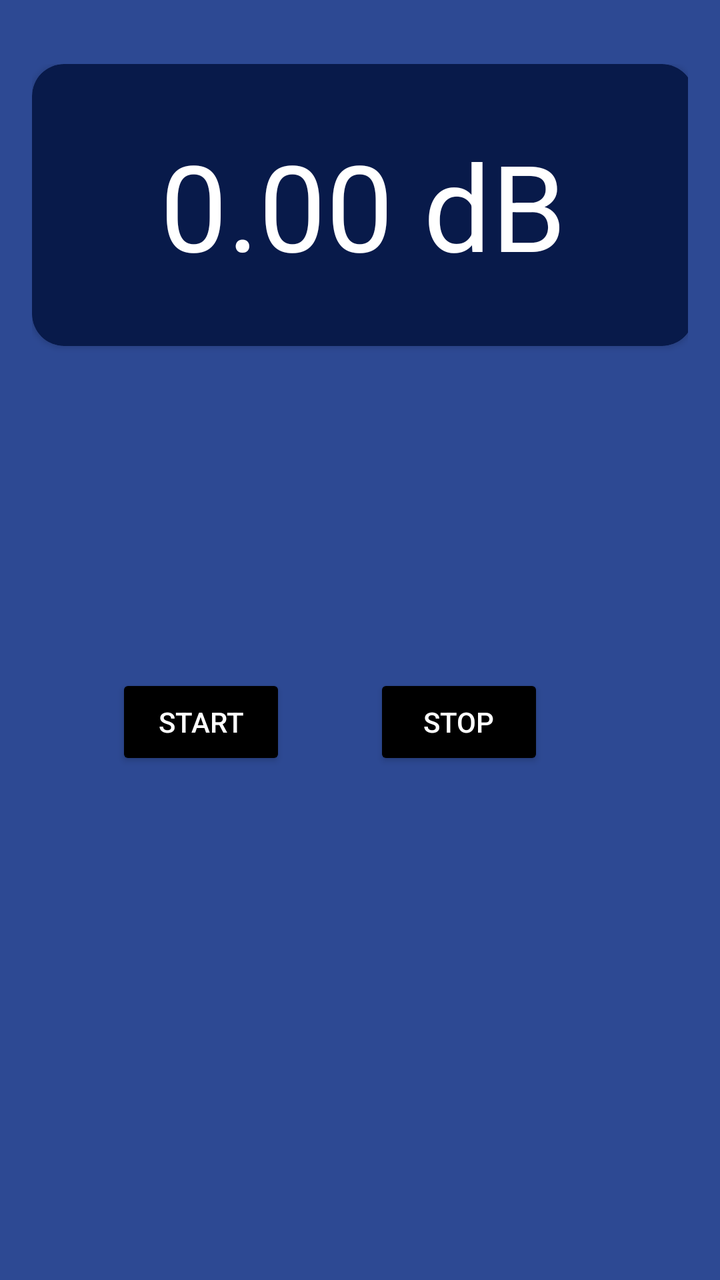
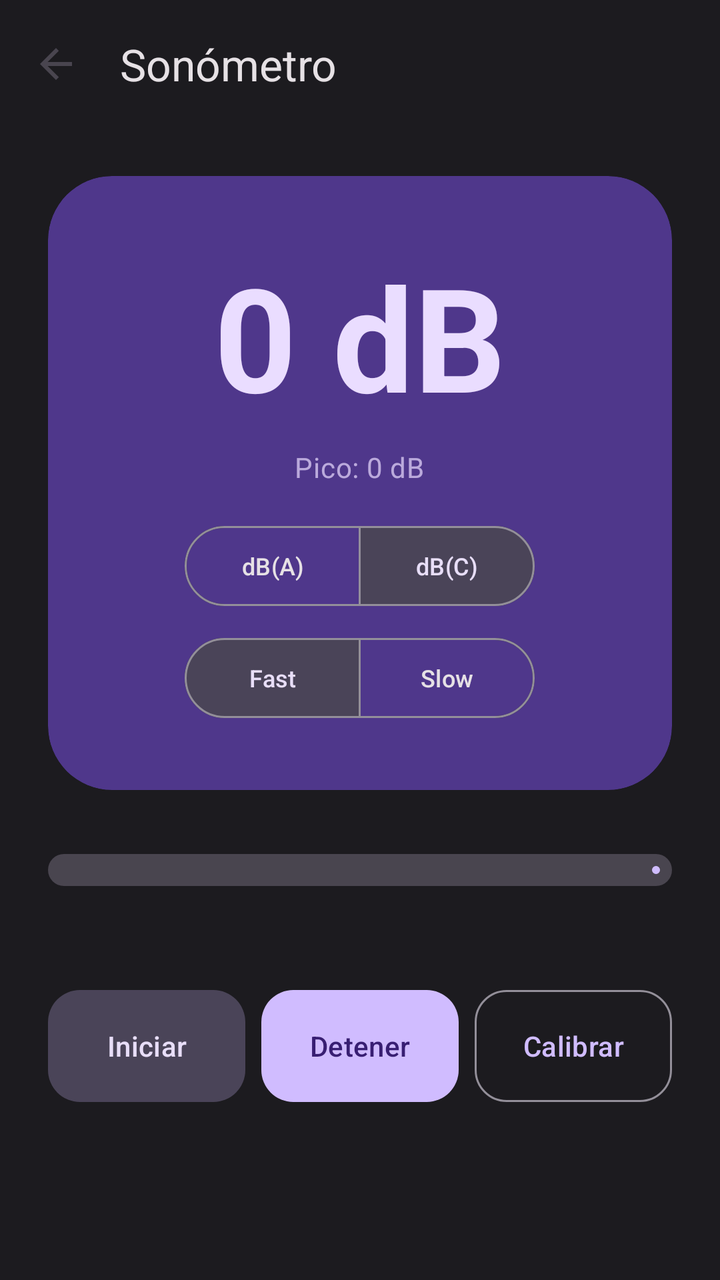

Before-and-after screenshots of an Android layout around one commit, followed by the original layout XML and the change that was made.
<!-- AndroidManifest.xml: application theme Theme.SoundGuyToolkit -->
<!-- res/layout/activity_sonometro.xml -->
<?xml version="1.0" encoding="utf-8"?>
<androidx.constraintlayout.widget.ConstraintLayout xmlns:android="http://schemas.android.com/apk/res/android"
    xmlns:app="http://schemas.android.com/apk/res-auto"
    xmlns:tools="http://schemas.android.com/tools"
    android:layout_width="match_parent"
    android:layout_height="match_parent"
    android:background="@color/background_todo_app"
    android:paddingHorizontal="16dp"
    android:paddingVertical="32dp"
    tools:context=".SonometroActivity">

    <androidx.cardview.widget.CardView
        android:id="@+id/cardView"
        android:layout_width="331dp"
        android:layout_height="141dp"
        app:cardBackgroundColor="@color/background_card"
        app:cardCornerRadius="16dp"
        tools:ignore="MissingConstraints"
        tools:layout_editor_absoluteX="16dp"
        tools:layout_editor_absoluteY="91dp">

        <androidx.appcompat.widget.LinearLayoutCompat
            android:layout_width="match_parent"
            android:layout_height="match_parent"
            android:gravity="center">

            <TextView
                android:id="@+id/result_text_view"
                android:layout_width="wrap_content"
                android:layout_height="wrap_content"
                android:text="0.00 dB"
                android:textColor="@color/white"
                android:textSize="60sp"
                tools:ignore="HardcodedText">

            </TextView>
        </androidx.appcompat.widget.LinearLayoutCompat>


    </androidx.cardview.widget.CardView>


    <LinearLayout
        android:id="@+id/linearLayout"
        android:layout_width="wrap_content"
        android:layout_height="wrap_content"
        android:gravity="center_horizontal"
        android:orientation="horizontal"
        tools:ignore="MissingConstraints"
        tools:layout_editor_absoluteX="16dp"
        tools:layout_editor_absoluteY="96dp"/>

    <androidx.appcompat.widget.AppCompatButton
        android:id="@+id/start_button"
        android:layout_width="85dp"
        android:layout_height="48dp"
        android:layout_marginTop="164dp"
        android:text="@string/start"
        android:backgroundTint="@color/black"
        android:textColor="@color/white"
        app:layout_constraintEnd_toStartOf="@+id/stop_button"
        app:layout_constraintHorizontal_bias="0.49"
        app:layout_constraintStart_toStartOf="parent"
        app:layout_constraintTop_toBottomOf="@+id/cardView"
        />

    <androidx.appcompat.widget.AppCompatButton
        android:id="@+id/stop_button"
        android:layout_width="85dp"
        android:layout_height="48dp"
        android:layout_marginTop="164dp"
        android:layout_marginEnd="72dp"
        android:backgroundTint="@color/black"
        android:text="@string/stop"
        android:textColor="@color/white"
        app:layout_constraintEnd_toEndOf="parent"
        app:layout_constraintTop_toBottomOf="@+id/cardView"
        />

</androidx.constraintlayout.widget.ConstraintLayout>
<!-- resources referenced by this layout -->
<resources>
  <color name="background_card">#FF081A4A</color>
  <color name="background_todo_app">#FF2D4993</color>
  <color name="black">#FF000000</color>
  <color name="white">#FFFFFFFF</color>
  <string name="start">Start</string>
  <string name="stop">Stop</string>
  <style name="Theme.SoundGuyToolkit" parent="Theme.MaterialComponents.DayNight.DarkActionBar">
          <item name="colorPrimaryDark">#000000</item>
          
          <item name="colorPrimary">@color/purple_500</item>
          <item name="colorPrimaryVariant">@color/purple_700</item>
          <item name="colorOnPrimary">@color/white</item>
          
          <item name="colorSecondary">@color/teal_200</item>
          <item name="colorSecondaryVariant">@color/teal_700</item>
          <item name="colorOnSecondary">@color/black</item>
          
          <item name="android:statusBarColor">?attr/colorPrimaryVariant</item>
          
          <item name="android:textColorPrimary">#FFFFFF</item>
          <item name="android:textColorSecondary">#FFFFFF</item>
      </style>
  <color name="purple_500">#000000</color>
  <color name="purple_700">#000000</color>
  <color name="teal_200">#FF03DAC5</color>
  <color name="teal_700">#FF018786</color>
</resources>

<!-- the commit's change to res/layout/activity_sonometro.xml (unified diff, before → after) -->
@@ -1,80 +1,178 @@
 <?xml version="1.0" encoding="utf-8"?>
-<androidx.constraintlayout.widget.ConstraintLayout xmlns:android="http://schemas.android.com/apk/res/android"
+<androidx.coordinatorlayout.widget.CoordinatorLayout xmlns:android="http://schemas.android.com/apk/res/android"
     xmlns:app="http://schemas.android.com/apk/res-auto"
     xmlns:tools="http://schemas.android.com/tools"
     android:layout_width="match_parent"
     android:layout_height="match_parent"
-    android:background="@color/background_todo_app"
-    android:paddingHorizontal="16dp"
-    android:paddingVertical="32dp"
+    android:background="?attr/colorSurface"
     tools:context=".SonometroActivity">
 
-    <androidx.cardview.widget.CardView
-        android:id="@+id/cardView"
-        android:layout_width="331dp"
-        android:layout_height="141dp"
-        app:cardBackgroundColor="@color/background_card"
-        app:cardCornerRadius="16dp"
-        tools:ignore="MissingConstraints"
-        tools:layout_editor_absoluteX="16dp"
-        tools:layout_editor_absoluteY="91dp">
+    <com.google.android.material.appbar.AppBarLayout
+        android:layout_width="match_parent"
+        android:layout_height="wrap_content"
+        android:background="?attr/colorSurface">
 
-        <androidx.appcompat.widget.LinearLayoutCompat
+        <com.google.android.material.appbar.MaterialToolbar
+            android:id="@+id/toolbar"
             android:layout_width="match_parent"
-            android:layout_height="match_parent"
-            android:gravity="center">
+            android:layout_height="?attr/actionBarSize"
+            app:navigationIcon="?attr/homeAsUpIndicator"
+            app:title="Sonómetro"
+            app:titleTextColor="?attr/colorOnSurface" />
 
-            <TextView
-                android:id="@+id/result_text_view"
-                android:layout_width="wrap_content"
+    </com.google.android.material.appbar.AppBarLayout>
+
+    <androidx.constraintlayout.widget.ConstraintLayout
+        android:layout_width="match_parent"
+        android:layout_height="match_parent"
+        android:padding="24dp"
+        app:layout_behavior="@string/appbar_scrolling_view_behavior">
+
+        <com.google.android.material.card.MaterialCardView
+            android:id="@+id/card_display"
+            style="?attr/materialCardViewFilledStyle"
+            android:layout_width="match_parent"
+            android:layout_height="wrap_content"
+            app:cardBackgroundColor="?attr/colorPrimaryContainer"
+            app:cardCornerRadius="32dp"
+            app:layout_constraintTop_toTopOf="parent">
+
+            <LinearLayout
+                android:layout_width="match_parent"
                 android:layout_height="wrap_content"
-                android:text="0.00 dB"
-                android:textColor="@color/white"
-                android:textSize="60sp"
-                tools:ignore="HardcodedText">
+                android:gravity="center"
+                android:orientation="vertical"
+                android:padding="32dp">
 
-            </TextView>
-        </androidx.appcompat.widget.LinearLayoutCompat>
+                <TextView
+                    android:id="@+id/result_text_view"
+                    android:layout_width="wrap_content"
+                    android:layout_height="wrap_content"
+                    android:text="0 dB"
+                    android:textAppearance="?attr/textAppearanceHeadlineLarge"
+                    android:textColor="?attr/colorOnPrimaryContainer"
+                    android:textSize="72sp"
+                    android:textStyle="bold" />
 
+                <TextView
+                    android:id="@+id/tv_peak"
+                    android:layout_width="wrap_content"
+                    android:layout_height="wrap_content"
+                    android:layout_marginTop="8dp"
+                    android:text="Pico: 0 dB"
+                    android:textAppearance="?attr/textAppearanceBodyMedium"
+                    android:textColor="?attr/colorOnPrimaryContainer"
+                    android:alpha="0.7" />
 
-    </androidx.cardview.widget.CardView>
+                <com.google.android.material.button.MaterialButtonToggleGroup
+                    android:id="@+id/toggle_weighting"
+                    android:layout_width="wrap_content"
+                    android:layout_height="wrap_content"
+                    android:layout_marginTop="16dp"
+                    app:checkedButton="@+id/btn_dbc"
+                    app:singleSelection="true">
 
+                    <com.google.android.material.button.MaterialButton
+                        android:id="@+id/btn_dba"
+                        style="@style/Widget.Material3.Button.OutlinedButton"
+                        android:layout_width="wrap_content"
+                        android:layout_height="wrap_content"
+                        android:text="@string/dba"
+                        android:textSize="12sp" />
 
-    <LinearLayout
-        android:id="@+id/linearLayout"
-        android:layout_width="wrap_content"
-        android:layout_height="wrap_content"
-        android:gravity="center_horizontal"
-        android:orientation="horizontal"
-        tools:ignore="MissingConstraints"
-        tools:layout_editor_absoluteX="16dp"
-        tools:layout_editor_absoluteY="96dp"/>
+                    <com.google.android.material.button.MaterialButton
+                        android:id="@+id/btn_dbc"
+                        style="@style/Widget.Material3.Button.OutlinedButton"
+                        android:layout_width="wrap_content"
+                        android:layout_height="wrap_content"
+                        android:text="@string/dbc"
+                        android:textSize="12sp" />
 
-    <androidx.appcompat.widget.AppCompatButton
-        android:id="@+id/start_button"
-        android:layout_width="85dp"
-        android:layout_height="48dp"
-        android:layout_marginTop="164dp"
-        android:text="@string/start"
-        android:backgroundTint="@color/black"
-        android:textColor="@color/white"
-        app:layout_constraintEnd_toStartOf="@+id/stop_button"
-        app:layout_constraintHorizontal_bias="0.49"
-        app:layout_constraintStart_toStartOf="parent"
-        app:layout_constraintTop_toBottomOf="@+id/cardView"
-        />
+                </com.google.android.material.button.MaterialButtonToggleGroup>
 
-    <androidx.appcompat.widget.AppCompatButton
-        android:id="@+id/stop_button"
-        android:layout_width="85dp"
-        android:layout_height="48dp"
-        android:layout_marginTop="164dp"
-        android:layout_marginEnd="72dp"
-        android:backgroundTint="@color/black"
-        android:text="@string/stop"
-        android:textColor="@color/white"
-        app:layout_constraintEnd_toEndOf="parent"
-        app:layout_constraintTop_toBottomOf="@+id/cardView"
-        />
+                <com.google.android.material.button.MaterialButtonToggleGroup
+                    android:id="@+id/toggle_time_weighting"
+                    android:layout_width="wrap_content"
+                    android:layout_height="wrap_content"
+                    android:layout_marginTop="8dp"
+                    app:checkedButton="@+id/btn_fast"
+                    app:singleSelection="true">
 
-</androidx.constraintlayout.widget.ConstraintLayout>
+                    <com.google.android.material.button.MaterialButton
+                        android:id="@+id/btn_fast"
+                        style="@style/Widget.Material3.Button.OutlinedButton"
+                        android:layout_width="wrap_content"
+                        android:layout_height="wrap_content"
+                        android:text="@string/fast"
+                        android:textSize="12sp" />
+
+                    <com.google.android.material.button.MaterialButton
+                        android:id="@+id/btn_slow"
+                        style="@style/Widget.Material3.Button.OutlinedButton"
+                        android:layout_width="wrap_content"
+                        android:layout_height="wrap_content"
+                        android:text="@string/slow"
+                        android:textSize="12sp" />
+
+                </com.google.android.material.button.MaterialButtonToggleGroup>
+
+            </LinearLayout>
+
+        </com.google.android.material.card.MaterialCardView>
+
+        <com.google.android.material.progressindicator.LinearProgressIndicator
+            android:id="@+id/sound_level_indicator"
+            android:layout_width="match_parent"
+            android:layout_height="wrap_content"
+            android:layout_marginTop="32dp"
+            app:indicatorColor="?attr/colorPrimary"
+            app:layout_constraintTop_toBottomOf="@id/card_display"
+            app:trackColor="?attr/colorSurfaceVariant"
+            app:trackCornerRadius="8dp"
+            app:trackThickness="16dp"
+            android:max="120"
+            android:progress="0" />
+
+        <LinearLayout
+            android:layout_width="match_parent"
+            android:layout_height="wrap_content"
+            android:layout_marginTop="48dp"
+            android:gravity="center"
+            android:orientation="horizontal"
+            app:layout_constraintTop_toBottomOf="@id/sound_level_indicator">
+
+            <com.google.android.material.button.MaterialButton
+                android:id="@+id/start_button"
+                style="@style/Widget.Material3.Button.TonalButton"
+                android:layout_width="0dp"
+                android:layout_height="64dp"
+                android:layout_marginEnd="4dp"
+                android:layout_weight="1"
+                android:text="Iniciar"
+                app:cornerRadius="16dp" />
+
+            <com.google.android.material.button.MaterialButton
+                android:id="@+id/stop_button"
+                style="@style/Widget.Material3.Button"
+                android:layout_width="0dp"
+                android:layout_height="64dp"
+                android:layout_marginHorizontal="4dp"
+                android:layout_weight="1"
+                android:text="Detener"
+                app:cornerRadius="16dp" />
+
+            <com.google.android.material.button.MaterialButton
+                android:id="@+id/btn_calibrate"
+                style="@style/Widget.Material3.Button.OutlinedButton"
+                android:layout_width="0dp"
+                android:layout_height="64dp"
+                android:layout_marginStart="4dp"
+                android:layout_weight="1"
+                android:text="Calibrar"
+                app:cornerRadius="16dp" />
+
+        </LinearLayout>
+
+    </androidx.constraintlayout.widget.ConstraintLayout>
+
+</androidx.coordinatorlayout.widget.CoordinatorLayout>
<!-- resource entries referenced after the edit -->
@@ -1,30 +1,57 @@
 <!-- resources referenced by this layout -->
 <resources>
-  <color name="background_card">#FF081A4A</color>
-  <color name="background_todo_app">#FF2D4993</color>
-  <color name="black">#FF000000</color>
-  <color name="white">#FFFFFFFF</color>
-  <string name="start">Start</string>
-  <string name="stop">Stop</string>
-  <style name="Theme.SoundGuyToolkit" parent="Theme.MaterialComponents.DayNight.DarkActionBar">
-          <item name="colorPrimaryDark">#000000</item>
+  <string name="dba">dB(A)</string>
+  <string name="dbc">dB(C)</string>
+  <string name="fast">Fast</string>
+  <string name="slow">Slow</string>
+  <style name="Theme.SoundGuyToolkit" parent="Theme.Material3.DayNight.NoActionBar">
           
-          <item name="colorPrimary">@color/purple_500</item>
-          <item name="colorPrimaryVariant">@color/purple_700</item>
-          <item name="colorOnPrimary">@color/white</item>
+          <item name="colorPrimary">@color/primary</item>
+          <item name="colorOnPrimary">@color/onPrimary</item>
+          <item name="colorPrimaryContainer">@color/primaryContainer</item>
+          <item name="colorOnPrimaryContainer">@color/onPrimaryContainer</item>
+  
           
-          <item name="colorSecondary">@color/teal_200</item>
-          <item name="colorSecondaryVariant">@color/teal_700</item>
-          <item name="colorOnSecondary">@color/black</item>
+          <item name="colorSecondary">@color/secondary</item>
+          <item name="colorOnSecondary">@color/onSecondary</item>
+          <item name="colorSecondaryContainer">@color/secondaryContainer</item>
+          <item name="colorOnSecondaryContainer">@color/onSecondaryContainer</item>
+  
           
-          <item name="android:statusBarColor">?attr/colorPrimaryVariant</item>
+          <item name="colorTertiary">@color/tertiary</item>
+          <item name="colorOnTertiary">@color/onTertiary</item>
+          <item name="colorTertiaryContainer">@color/tertiaryContainer</item>
+          <item name="colorOnTertiaryContainer">@color/onTertiaryContainer</item>
+  
           
-          <item name="android:textColorPrimary">#FFFFFF</item>
-          <item name="android:textColorSecondary">#FFFFFF</item>
+          <item name="android:statusBarColor">@color/background</item>
+          <item name="android:windowLightStatusBar">false</item>
+  
+          
+          <item name="android:windowBackground">@color/background</item>
+          <item name="colorSurface">@color/surface</item>
+          <item name="colorOnSurface">@color/onSurface</item>
+          <item name="colorSurfaceVariant">@color/surfaceVariant</item>
+          <item name="colorOnSurfaceVariant">@color/onSurfaceVariant</item>
+          <item name="colorOutline">@color/outline</item>
       </style>
-  <color name="purple_500">#000000</color>
-  <color name="purple_700">#000000</color>
-  <color name="teal_200">#FF03DAC5</color>
-  <color name="teal_700">#FF018786</color>
+  <color name="primary">#D0BCFF</color>
+  <color name="onPrimary">#381E72</color>
+  <color name="primaryContainer">#4F378B</color>
+  <color name="onPrimaryContainer">#EADDFF</color>
+  <color name="secondary">#CCC2DC</color>
+  <color name="onSecondary">#332D41</color>
+  <color name="secondaryContainer">#4A4458</color>
+  <color name="onSecondaryContainer">#E8DEF8</color>
+  <color name="tertiary">#EFB8C8</color>
+  <color name="onTertiary">#492532</color>
+  <color name="tertiaryContainer">#633B48</color>
+  <color name="onTertiaryContainer">#FFD8E4</color>
+  <color name="background">#1C1B1F</color>
+  <color name="surface">#1C1B1F</color>
+  <color name="onSurface">#E6E1E5</color>
+  <color name="surfaceVariant">#49454F</color>
+  <color name="onSurfaceVariant">#CAC4D0</color>
+  <color name="outline">#938F99</color>
 </resources>
 
